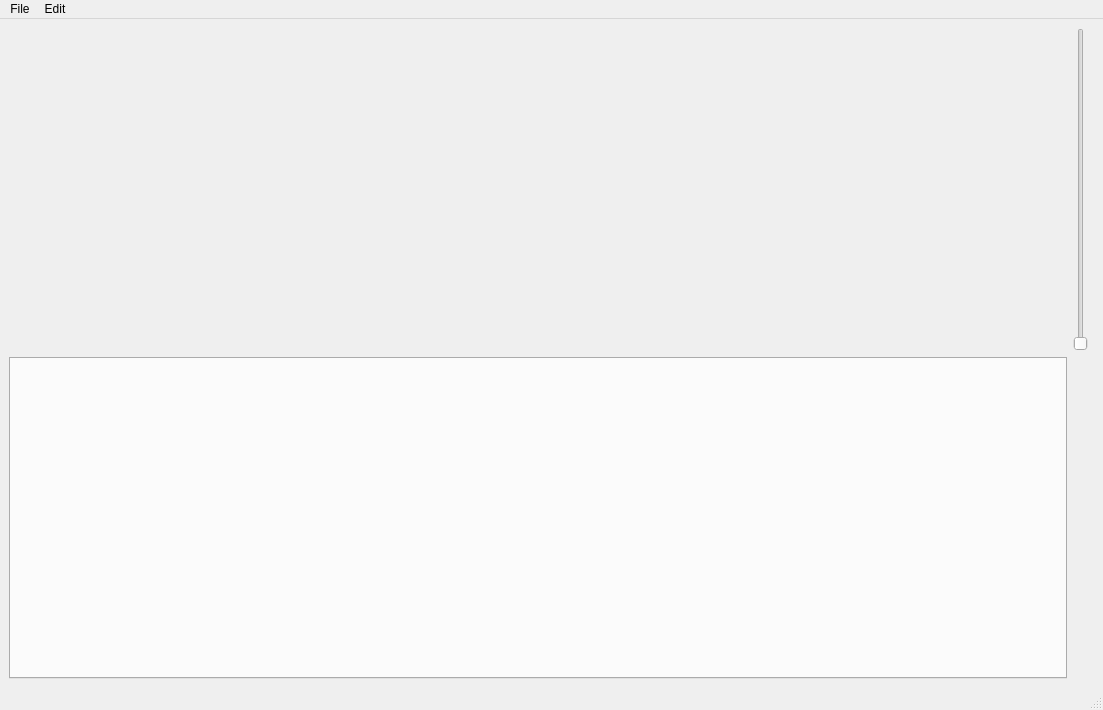
Above: ui/MainWindow.ui from nichilum/nimamp before the change. Below: the same form after it.
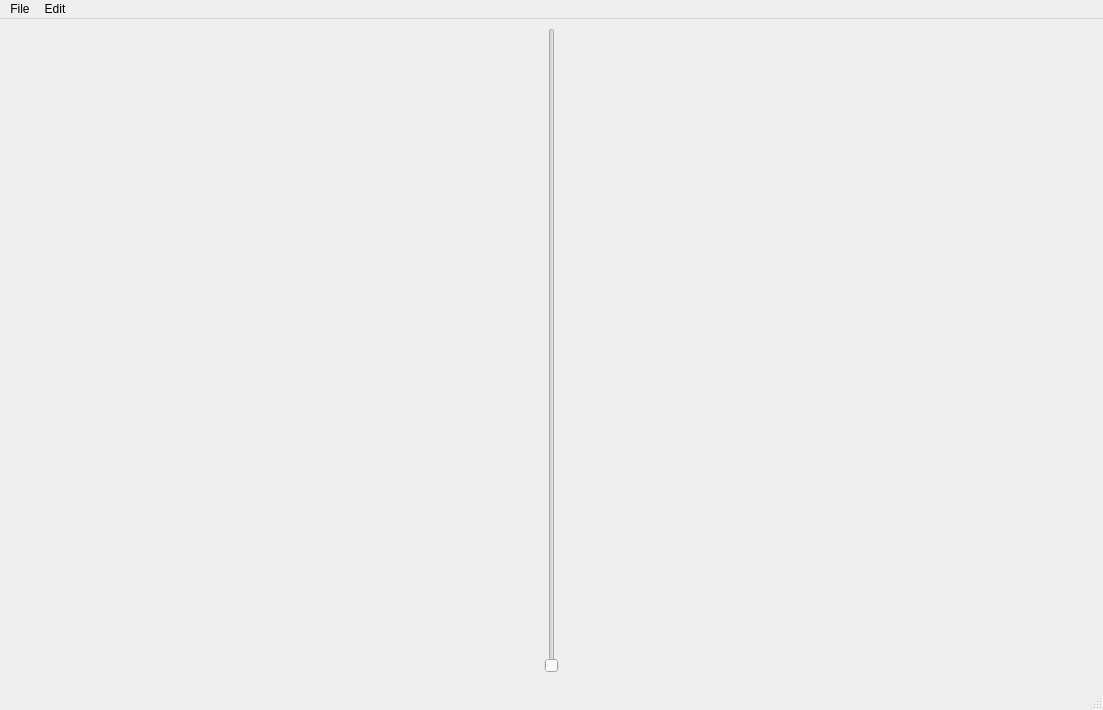
That is the form after the change.

Commit message: refactor tabs section

The edit to the form file:
```diff
--- a/ui/MainWindow.ui
+++ b/ui/MainWindow.ui
@@ -37,19 +37,6 @@
       </property>
      </widget>
     </item>
-    <item row="1" column="0">
-     <widget class="QTabWidget" name="playlistTabs">
-      <property name="currentIndex">
-       <number>-1</number>
-      </property>
-      <property name="tabsClosable">
-       <bool>true</bool>
-      </property>
-      <property name="movable">
-       <bool>true</bool>
-      </property>
-     </widget>
-    </item>
     <item row="0" column="3">
      <widget class="QWidget" name="queueWidgetPlaceholder" native="true"/>
     </item>
```
Left out of the diff: 3 changed lines with no effect on the pictures. The commit also changes 6 other files.
